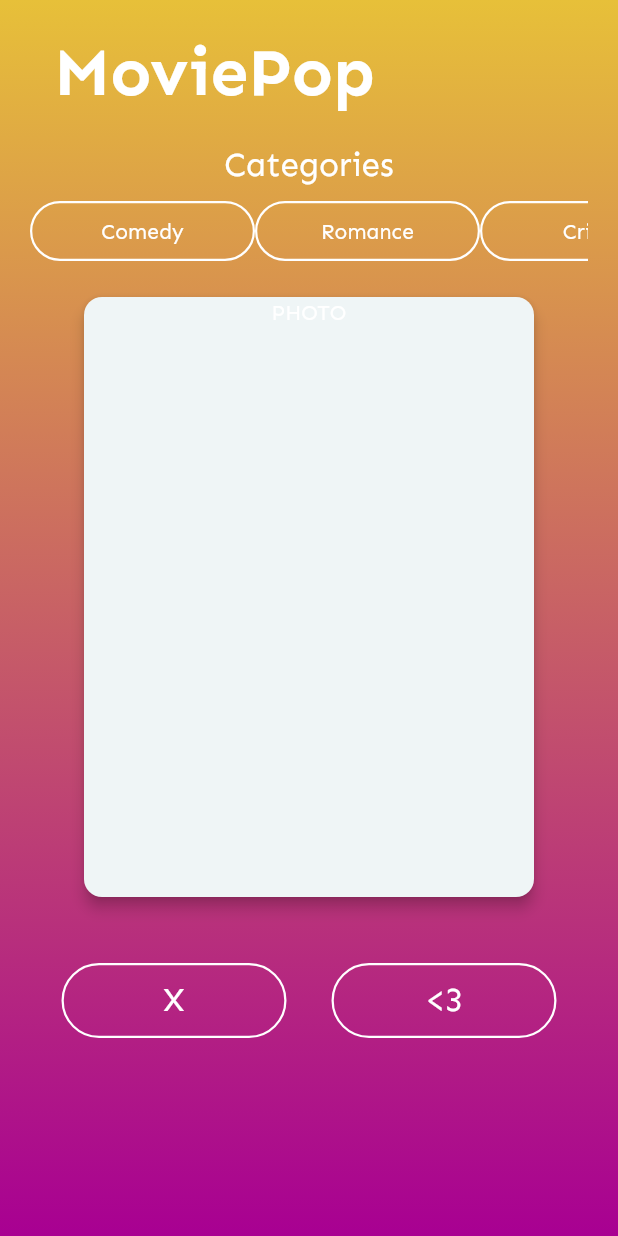
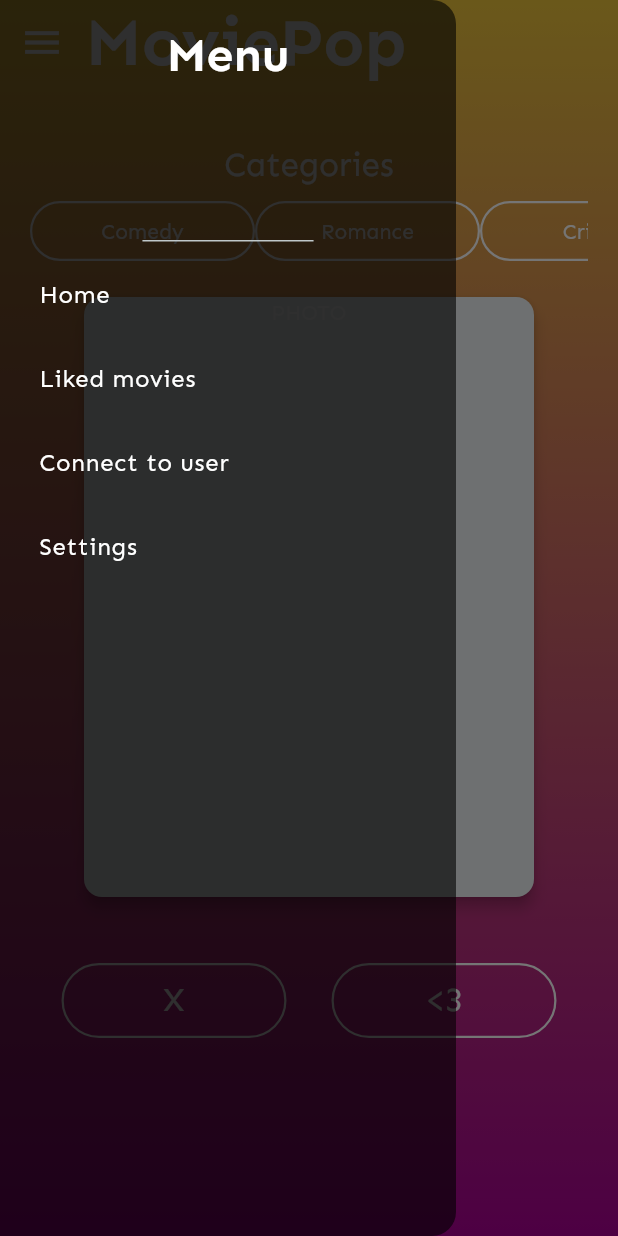
Before and after one commit to izabelakalenik/ZPI-project, a Flutter app: the screen it shows after launch, with the side drawer open (before the commit the screen has no drawer), on a phone screen of 412 x 824 dp. Run offline on Flutter 3.47's test engine with Material 3 defaults, Android fonts, the phone set to English and light mode, and no system bars.

Commit message:
Implemented menu as a drawer

```diff
--- a/lib/screens/home_screen.dart
+++ b/lib/screens/home_screen.dart
@@ -1,4 +1,5 @@
 import 'package:flutter/material.dart';
+import '../widgets/nav-drawer.dart';
 import '../styles/layouts.dart';
 
 class HomeScreen extends StatefulWidget {
@@ -24,16 +25,18 @@ class HomeScreenContent extends StatelessWidget {
     final theme = Theme.of(context);
 
     return Scaffold(
+      drawer: NavDrawer(),
       appBar: AppBar(
         title: Text(
           'MoviePop',
           style: theme.textTheme.displayMedium,
         ),
-        actions: <Widget>[
-          /// TO DO: POPUP MENU BUTTON
-        ],
+        iconTheme: theme.iconTheme,
+        titleSpacing: 1
       ),
-      body: Column(
+      body: Padding(
+          padding: const EdgeInsets.all(20.0),
+          child: Column(
           children: [
           const SizedBox(height: 20),
       Text(
@@ -45,6 +48,7 @@ class HomeScreenContent extends StatelessWidget {
         height: 40,
         child: ListView(
           scrollDirection: Axis.horizontal,
+          // TODO: this shouldn't be hard-coded, ideally it should be read from database, for now we could extract those string into a constant variable
           children: <Widget>[
             Button(
               text: Text(
@@ -98,6 +102,7 @@ class HomeScreenContent extends StatelessWidget {
         ),
       ),
       const SizedBox(height: 40),
+      // TODO: change it to icons
       Row(
         mainAxisAlignment: MainAxisAlignment.center,
         children: [
@@ -113,7 +118,7 @@ class HomeScreenContent extends StatelessWidget {
         ],
       ),
       ],
-      ),
+      ))
     );
   }
 }
--- a/lib/styles/layouts.dart
+++ b/lib/styles/layouts.dart
@@ -18,7 +18,7 @@ class MainLayout extends StatelessWidget {
           ),
         ),
         child: Padding(
-          padding: const EdgeInsets.all(20.0),
+          padding: const EdgeInsets.all(0.0),
           child: child,
         ),
       ),
--- a/lib/styles/theme.dart
+++ b/lib/styles/theme.dart
@@ -12,6 +12,8 @@ final mainTheme = ThemeData(
   ),
 
   fontFamily: 'Sen',
+  navigationBarTheme: NavigationBarThemeData(backgroundColor: Colors.black.withOpacity(0.6)),
+  iconTheme: IconThemeData(color: Colors.white, size: 30),
   textTheme: TextTheme(
 
     displayMedium: TextStyle(
@@ -27,5 +29,14 @@ final mainTheme = ThemeData(
         color: Colors.white
     ),
 
+    bodyLarge:TextStyle(
+          color: Colors.white
+    ),
+
+    headlineLarge: TextStyle(
+        fontWeight: FontWeight.bold,
+        color: Colors.white
+    )
+
   ),
 );
--- /dev/null
+++ b/lib/widgets/nav-drawer.dart
@@ -0,0 +1,55 @@
+import 'package:flutter/material.dart';
+
+class NavDrawer extends StatelessWidget {
+  const NavDrawer({super.key});
+
+  @override
+  Widget build(BuildContext context) {
+    final theme = Theme.of(context);
+
+    return Drawer(
+      backgroundColor: theme.navigationBarTheme.backgroundColor,
+      child: ListView(
+        // TODO: extract it somehow
+        padding: EdgeInsets.symmetric(horizontal: 10.0),
+        children: <Widget>[
+          Center(
+            child: DrawerHeader(
+              child: Text(
+                'Menu',
+                style: theme.textTheme.headlineLarge,
+              ),
+            ),
+          ),
+          ListTile(
+            title: Text('Home', style: theme.textTheme.bodyLarge),
+            // for now clicking on those buttons doesn't do anything
+            // in the future change this line to navigate to a proper screen
+            onTap: () => {Navigator.of(context).pop()},
+          ),
+          ListTile(
+            title: Text(
+              'Liked movies',
+              style: theme.textTheme.bodyLarge,
+            ),
+            onTap: () => {Navigator.of(context).pop()},
+          ),
+          ListTile(
+            title: Text(
+              'Connect to user',
+              style: theme.textTheme.bodyLarge,
+            ),
+            onTap: () => {Navigator.of(context).pop()},
+          ),
+          ListTile(
+            title: Text(
+              'Settings',
+              style: theme.textTheme.bodyLarge,
+            ),
+            onTap: () => {Navigator.of(context).pop()},
+          ),
+        ],
+      ),
+    );
+  }
+}
```
Lines whose indentation alone changed are shown as unchanged.
